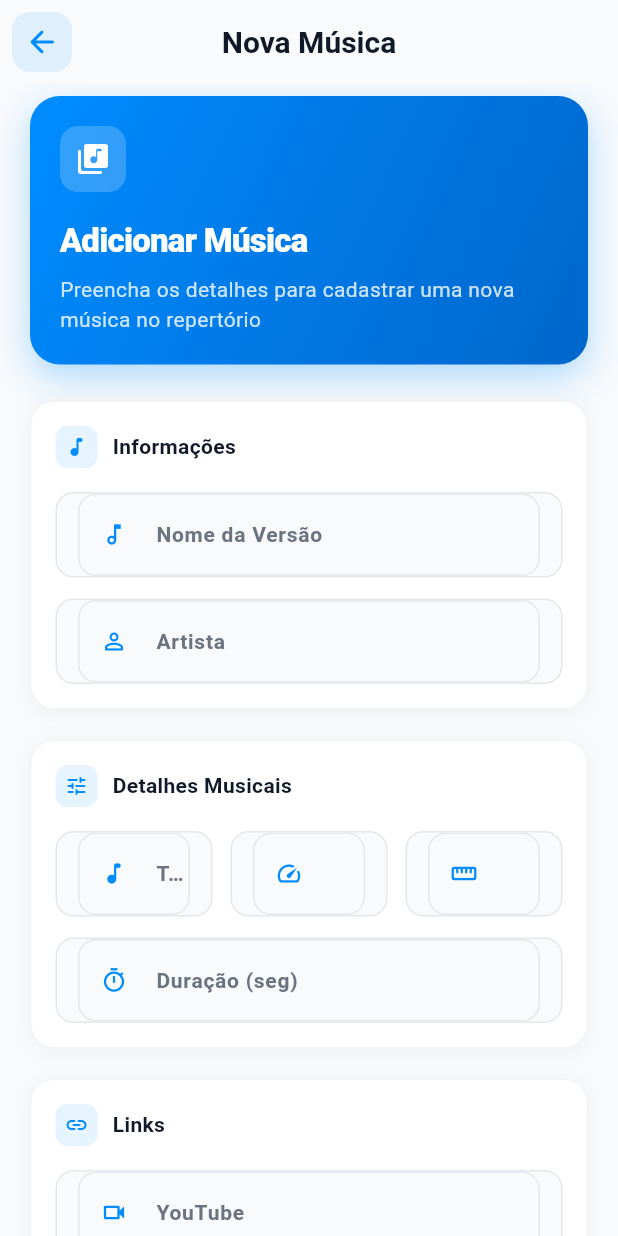
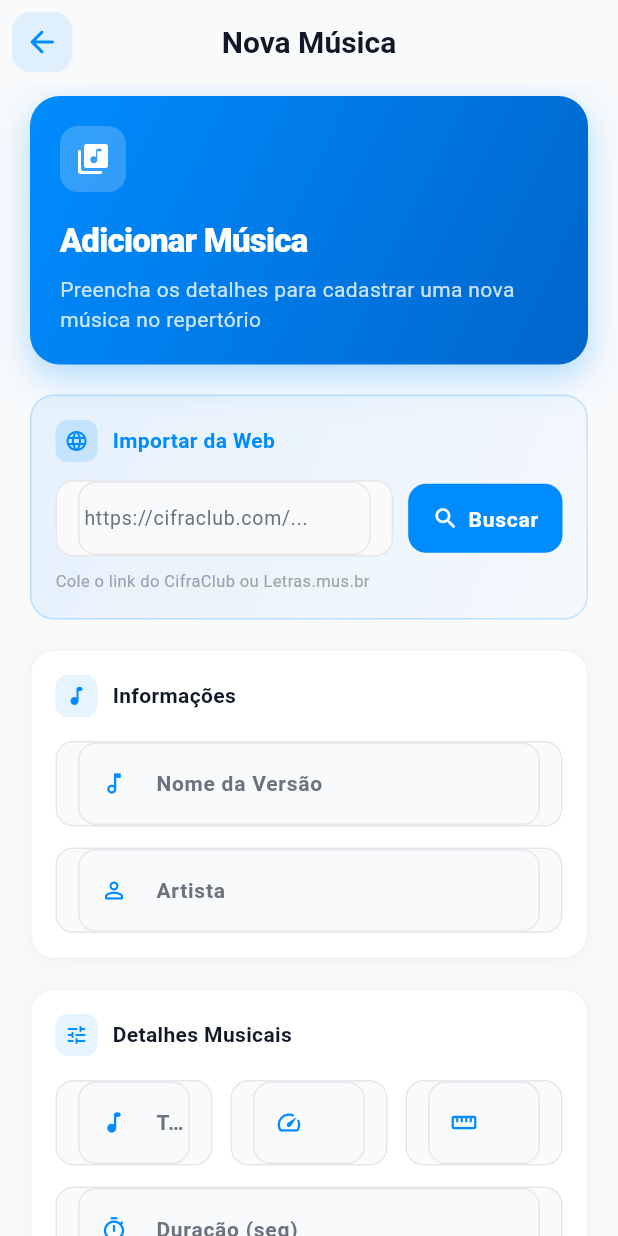
Before and after one commit to Daniel-Huudek/church-app, a Flutter app: the CreateRepertorioScreen screen opened by its route, on a phone screen of 412 x 824 dp. Run offline on Flutter 3.47's test engine with Material 3 defaults, Android fonts, the phone set to English and light mode, and no system bars; our stand-ins replace cached_network_image, dio, flutter_riverpod, flutter_secure_storage, flutter_svg, go_router and 1 more; accounts and stored records are empty; network calls fail.

Commit message:
feat(worship): adiciona importacao de musica da web (CifraClub/Letras)
- Backend: nova dependencia cheerio + servico SongFetcherService
- Backend: nova rota POST /songs/fetch que parseia HTML de cifraclub e letras.mus.br
- Flutter: novo campo URL + botao 'Buscar na Web' no formulario de nova musica
- Flutter: apos busca, todos os campos sao preenchidos automaticamente

```diff
--- a/apps/flutter/lib/core/config/api_config.dart
+++ b/apps/flutter/lib/core/config/api_config.dart
@@ -61,6 +61,7 @@ class ApiConfig {
 
   // Worship
   static const String worshipSongs = '/worship/songs';
+  static const String worshipSongsFetch = '/worship/songs/fetch';
   static const String worshipPlaylists = '/worship/playlists';
   static const String worshipEvents = '/worship/worship-events';
   static const String worshipFavorites = '/worship/favorites';
--- a/apps/flutter/lib/features/worship/data/worship_api.dart
+++ b/apps/flutter/lib/features/worship/data/worship_api.dart
@@ -32,6 +32,11 @@ class WorshipApi {
   Future<void> setWorshipEventMusicians(String id, List<Map<String, dynamic>> musicians) async { await _client.put('${ApiConfig.worshipEvents}/$id/musicians', data: {'musicians': musicians}); }
   Future<void> confirmMusician(String weId, String memberId, {String status = 'confirmado'}) async { await _client.post('${ApiConfig.worshipEvents}/$weId/musicians/$memberId/confirm', data: {'status': status}); }
   Future<List<dynamic>> getFavorites() async { final r = await _client.get(ApiConfig.worshipFavorites); return (r.data as Map?)?['data'] as List? ?? []; }
+
+  Future<Map<String, dynamic>> fetchSong(String url) async {
+    final r = await _client.post(ApiConfig.worshipSongsFetch, data: {'url': url});
+    return _client.unwrapData(r.data);
+  }
   Future<void> addFavorite(String songId) async { await _client.post('${ApiConfig.worshipFavorites}/$songId'); }
   Future<void> removeFavorite(String songId) async { await _client.delete('${ApiConfig.worshipFavorites}/$songId'); }
 }
--- a/apps/flutter/lib/features/worship/presentation/screens/create_repertorio_screen.dart
+++ b/apps/flutter/lib/features/worship/presentation/screens/create_repertorio_screen.dart
@@ -1,6 +1,7 @@
 import 'package:flutter/material.dart';
 import 'package:flutter_riverpod/flutter_riverpod.dart';
 import 'package:go_router/go_router.dart';
+import '../../../../core/config/theme/app_colors.dart';
 import '../../../../core/network/api_client.dart';
 import '../../data/worship_api.dart';
 
@@ -14,6 +15,7 @@ class CreateRepertorioScreen extends ConsumerStatefulWidget {
 class _CreateRepertorioScreenState extends ConsumerState<CreateRepertorioScreen>
     with SingleTickerProviderStateMixin {
   late final WorshipApi _worshipApi;
+  final _urlCtrl = TextEditingController();
   final _titleCtrl = TextEditingController();
   final _artistCtrl = TextEditingController();
   final _bpmCtrl = TextEditingController();
@@ -25,6 +27,7 @@ class _CreateRepertorioScreenState extends ConsumerState<CreateRepertorioScreen>
   final _notesCtrl = TextEditingController();
   final _keyCtrl = TextEditingController();
   bool _saving = false;
+  bool _fetching = false;
   late final AnimationController _animCtrl;
   late final Animation<double> _fadeAnim;
 
@@ -38,6 +41,44 @@ class _CreateRepertorioScreenState extends ConsumerState<CreateRepertorioScreen>
     );
     _fadeAnim = CurvedAnimation(parent: _animCtrl, curve: Curves.easeOut);
     _animCtrl.forward();
+  }
+
+  Future<void> _fetchFromWeb() async {
+    final url = _urlCtrl.text.trim();
+    if (url.isEmpty) {
+      _showError('Informe a URL da música');
+      return;
+    }
+    setState(() => _fetching = true);
+    try {
+      final data = await _worshipApi.fetchSong(url);
+      _titleCtrl.text = data['title'] as String? ?? '';
+      _artistCtrl.text = data['artist'] as String? ?? '';
+      _keyCtrl.text = data['key'] as String? ?? '';
+      _lyricsCtrl.text = data['lyrics'] as String? ?? '';
+      _chordsCtrl.text = data['chords'] as String? ?? '';
+      if (mounted) {
+        ScaffoldMessenger.of(context).showSnackBar(
+          SnackBar(
+            content: Row(children: [
+              const Icon(Icons.check_circle_rounded, color: Colors.white, size: 20),
+              const SizedBox(width: 10),
+              const Expanded(child: Text('Música encontrada! Campos preenchidos.', style: TextStyle(fontSize: 14))),
+            ]),
+            backgroundColor: AppColors.success,
+            behavior: SnackBarBehavior.floating,
+            shape: RoundedRectangleBorder(borderRadius: BorderRadius.circular(12)),
+            margin: const EdgeInsets.all(16),
+            padding: const EdgeInsets.symmetric(horizontal: 16, vertical: 14),
+            duration: const Duration(seconds: 3),
+          ),
+        );
+      }
+    } catch (e) {
+      _showError('Erro ao buscar: $e');
+    } finally {
+      if (mounted) setState(() => _fetching = false);
+    }
   }
 
   Future<void> _save() async {
@@ -76,7 +117,7 @@ class _CreateRepertorioScreenState extends ConsumerState<CreateRepertorioScreen>
           const SizedBox(width: 10),
           Expanded(child: Text(msg, style: const TextStyle(fontSize: 14))),
         ]),
-        backgroundColor: const Color(0xFFEF4444),
+        backgroundColor: AppColors.error,
         behavior: SnackBarBehavior.floating,
         shape: RoundedRectangleBorder(borderRadius: BorderRadius.circular(12)),
         margin: const EdgeInsets.all(16),
@@ -88,6 +129,7 @@ class _CreateRepertorioScreenState extends ConsumerState<CreateRepertorioScreen>
 
   @override
   void dispose() {
+    _urlCtrl.dispose();
     _titleCtrl.dispose();
     _artistCtrl.dispose();
     _keyCtrl.dispose();
@@ -105,7 +147,7 @@ class _CreateRepertorioScreenState extends ConsumerState<CreateRepertorioScreen>
   @override
   Widget build(BuildContext context) {
     final isDark = Theme.of(context).brightness == Brightness.dark;
-    final bg = isDark ? const Color(0xFF0A0A0F) : const Color(0xFFF8FAFC);
+    final bg = isDark ? AppColors.darkBg : const Color(0xFFF8FAFC);
 
     return Scaffold(
       backgroundColor: bg,
@@ -116,11 +158,11 @@ class _CreateRepertorioScreenState extends ConsumerState<CreateRepertorioScreen>
         leading: Container(
           margin: const EdgeInsets.all(8),
           decoration: BoxDecoration(
-            color: const Color(0xFF008CFF).withValues(alpha: 0.1),
+            color: AppColors.primary.withValues(alpha: 0.1),
             borderRadius: BorderRadius.circular(12),
           ),
           child: IconButton(
-            icon: const Icon(Icons.arrow_back_rounded, color: Color(0xFF008CFF), size: 24),
+            icon: const Icon(Icons.arrow_back_rounded, color: AppColors.primary, size: 24),
             onPressed: () => context.pop(),
           ),
         ),
@@ -129,7 +171,7 @@ class _CreateRepertorioScreenState extends ConsumerState<CreateRepertorioScreen>
           style: TextStyle(
             fontSize: 20,
             fontWeight: FontWeight.w700,
-            color: isDark ? Colors.white : const Color(0xFF111827),
+            color: isDark ? Colors.white : AppColors.lightText,
           ),
         ),
       ),
@@ -141,7 +183,9 @@ class _CreateRepertorioScreenState extends ConsumerState<CreateRepertorioScreen>
             crossAxisAlignment: CrossAxisAlignment.start,
             children: [
               _buildHeader(),
-              const SizedBox(height: 24),
+              const SizedBox(height: 20),
+              _buildFetchSection(isDark),
+              const SizedBox(height: 20),
               _buildSection('Informações', Icons.music_note_rounded, [
                 _input(_titleCtrl, 'Nome da Versão', icon: Icons.music_note_outlined),
                 const SizedBox(height: 14),
@@ -184,6 +228,103 @@ class _CreateRepertorioScreenState extends ConsumerState<CreateRepertorioScreen>
     );
   }
 
+  Widget _buildFetchSection(bool isDark) {
+    return Container(
+      padding: const EdgeInsets.all(16),
+      decoration: BoxDecoration(
+        gradient: LinearGradient(
+          colors: [
+            AppColors.primary.withValues(alpha: 0.08),
+            AppColors.primary.withValues(alpha: 0.02),
+          ],
+          begin: Alignment.topLeft,
+          end: Alignment.bottomRight,
+        ),
+        borderRadius: BorderRadius.circular(16),
+        border: Border.all(
+          color: AppColors.primary.withValues(alpha: 0.2),
+        ),
+      ),
+      child: Column(
+        crossAxisAlignment: CrossAxisAlignment.start,
+        children: [
+          Row(
+            children: [
+              Container(
+                padding: const EdgeInsets.all(6),
+                decoration: BoxDecoration(
+                  color: AppColors.primary.withValues(alpha: 0.15),
+                  borderRadius: BorderRadius.circular(8),
+                ),
+                child: const Icon(Icons.language_rounded, size: 16, color: AppColors.primary),
+              ),
+              const SizedBox(width: 10),
+              const Text(
+                'Importar da Web',
+                style: TextStyle(fontSize: 14, fontWeight: FontWeight.w700, color: AppColors.primary),
+              ),
+            ],
+          ),
+          const SizedBox(height: 12),
+          Row(
+            children: [
+              Expanded(
+                child: Container(
+                  padding: const EdgeInsets.symmetric(horizontal: 14),
+                  decoration: BoxDecoration(
+                    color: isDark ? AppColors.darkBg : AppColors.neutral50,
+                    borderRadius: BorderRadius.circular(12),
+                    border: Border.all(color: isDark ? AppColors.darkBorder : AppColors.lightBorder),
+                  ),
+                  child: TextField(
+                    controller: _urlCtrl,
+                    style: TextStyle(fontSize: 14, color: isDark ? Colors.white : AppColors.lightText),
+                    decoration: InputDecoration(
+                      hintText: 'https://cifraclub.com/...',
+                      hintStyle: TextStyle(fontSize: 13, color: isDark ? AppColors.darkTextSecondary : AppColors.lightTextSecondary),
+                      border: InputBorder.none,
+                      isDense: true,
+                      contentPadding: const EdgeInsets.symmetric(vertical: 14),
+                    ),
+                  ),
+                ),
+              ),
+              const SizedBox(width: 10),
+              SizedBox(
+                height: 46,
+                child: ElevatedButton(
+                  onPressed: _fetching ? null : _fetchFromWeb,
+                  style: ElevatedButton.styleFrom(
+                    backgroundColor: AppColors.primary,
+                    foregroundColor: Colors.white,
+                    elevation: 0,
+                    shape: RoundedRectangleBorder(borderRadius: BorderRadius.circular(12)),
+                    padding: const EdgeInsets.symmetric(horizontal: 16),
+                  ),
+                  child: _fetching
+                      ? const SizedBox(width: 20, height: 20, child: CircularProgressIndicator(strokeWidth: 2, color: Colors.white))
+                      : const Row(
+                          mainAxisSize: MainAxisSize.min,
+                          children: [
+                            Icon(Icons.search_rounded, size: 18),
+                            SizedBox(width: 6),
+                            Text('Buscar', style: TextStyle(fontSize: 14, fontWeight: FontWeight.w700)),
+                          ],
+                        ),
+                ),
+              ),
+            ],
+          ),
+          const SizedBox(height: 8),
+          Text(
+            'Cole o link do CifraClub ou Letras.mus.br',
+            style: TextStyle(fontSize: 11, color: isDark ? AppColors.darkTextTertiary : AppColors.lightTextTertiary),
+          ),
+        ],
+      ),
+    );
+  }
+
   Widget _buildHeader() {
     final isDark = Theme.of(context).brightness == Brightness.dark;
     return Container(
@@ -191,14 +332,14 @@ class _CreateRepertorioScreenState extends ConsumerState<CreateRepertorioScreen>
       padding: const EdgeInsets.all(20),
       decoration: BoxDecoration(
         gradient: const LinearGradient(
-          colors: [Color(0xFF008CFF), Color(0xFF0066CC)],
+          colors: [AppColors.primary, AppColors.primaryDark],
           begin: Alignment.topLeft,
           end: Alignment.bottomRight,
         ),
         borderRadius: BorderRadius.circular(20),
         boxShadow: [
           BoxShadow(
-            color: const Color(0xFF008CFF).withValues(alpha: 0.3),
+            color: AppColors.primary.withValues(alpha: 0.3),
             blurRadius: 20,
             offset: const Offset(0, 8),
           ),
@@ -244,10 +385,10 @@ class _CreateRepertorioScreenState extends ConsumerState<CreateRepertorioScreen>
     return Container(
       padding: const EdgeInsets.all(16),
       decoration: BoxDecoration(
-        color: isDark ? const Color(0xFF161622) : Colors.white,
+        color: isDark ? AppColors.darkCard : Colors.white,
         borderRadius: BorderRadius.circular(16),
         border: Border.all(
-          color: isDark ? const Color(0xFF2D2D44) : const Color(0xFFF3F4F6),
+          color: isDark ? AppColors.darkBorderLight : AppColors.lightBorderLight,
           width: 1,
         ),
         boxShadow: [
@@ -266,10 +407,10 @@ class _CreateRepertorioScreenState extends ConsumerState<CreateRepertorioScreen>
               Container(
                 padding: const EdgeInsets.all(6),
                 decoration: BoxDecoration(
-                  color: const Color(0xFF008CFF).withValues(alpha: 0.1),
+                  color: AppColors.primary.withValues(alpha: 0.1),
                   borderRadius: BorderRadius.circular(8),
                 ),
-                child: Icon(icon, size: 16, color: const Color(0xFF008CFF)),
+                child: Icon(icon, size: 16, color: AppColors.primary),
               ),
               const SizedBox(width: 10),
               Text(
@@ -277,7 +418,7 @@ class _CreateRepertorioScreenState extends ConsumerState<CreateRepertorioScreen>
                 style: TextStyle(
                   fontSize: 14,
                   fontWeight: FontWeight.w700,
-                  color: isDark ? Colors.white : const Color(0xFF111827),
+                  color: isDark ? Colors.white : AppColors.lightText,
                 ),
               ),
             ],
@@ -294,10 +435,10 @@ class _CreateRepertorioScreenState extends ConsumerState<CreateRepertorioScreen>
     return Container(
       padding: EdgeInsets.symmetric(horizontal: 14, vertical: multiline ? 4 : 0),
       decoration: BoxDecoration(
-        color: isDark ? const Color(0xFF0A0A0F) : const Color(0xFFF9FAFB),
+        color: isDark ? AppColors.darkBg : AppColors.neutral50,
         borderRadius: BorderRadius.circular(12),
         border: Border.all(
-          color: isDark ? const Color(0xFF2D2D44) : const Color(0xFFE5E7EB),
+          color: isDark ? AppColors.darkBorderLight : AppColors.lightBorder,
         ),
       ),
       child: TextField(
@@ -307,21 +448,21 @@ class _CreateRepertorioScreenState extends ConsumerState<CreateRepertorioScreen>
         style: TextStyle(
           fontSize: 15,
           fontWeight: FontWeight.w500,
-          color: isDark ? Colors.white : const Color(0xFF111827),
+          color: isDark ? Colors.white : AppColors.lightText,
         ),
         decoration: InputDecoration(
-          prefixIcon: icon != null ? Icon(icon, size: 18, color: const Color(0xFF008CFF)) : null,
+          prefixIcon: icon != null ? Icon(icon, size: 18, color: AppColors.primary) : null,
           labelText: label,
           floatingLabelBehavior: FloatingLabelBehavior.auto,
           labelStyle: TextStyle(
             fontSize: 14,
             fontWeight: FontWeight.w600,
-            color: isDark ? const Color(0xFF6B7280) : const Color(0xFF6B7280),
+            color: isDark ? AppColors.darkTextSecondary : AppColors.lightTextSecondary,
           ),
           floatingLabelStyle: const TextStyle(
             fontSize: 13,
             fontWeight: FontWeight.w600,
-            color: Color(0xFF008CFF),
+            color: AppColors.primary,
           ),
           border: InputBorder.none,
           isDense: true,
@@ -338,14 +479,14 @@ class _CreateRepertorioScreenState extends ConsumerState<CreateRepertorioScreen>
       child: ElevatedButton(
         onPressed: _saving ? null : _save,
         style: ElevatedButton.styleFrom(
-          backgroundColor: const Color(0xFF008CFF),
+          backgroundColor: AppColors.primary,
           foregroundColor: Colors.white,
           elevation: 0,
           shape: RoundedRectangleBorder(borderRadius: BorderRadius.circular(14)),
-          shadowColor: const Color(0xFF008CFF).withValues(alpha: 0.3),
+          shadowColor: AppColors.primary.withValues(alpha: 0.3),
         ).copyWith(
           elevation: WidgetStateProperty.resolveWith((states) => states.contains(WidgetState.pressed) ? 0 : 4),
-          shadowColor: WidgetStateProperty.all(const Color(0xFF008CFF).withValues(alpha: 0.3)),
+          shadowColor: WidgetStateProperty.all(AppColors.primary.withValues(alpha: 0.3)),
         ),
         child: _saving
             ? const SizedBox(
```
Also changed, not shown: apps/worship-service/package.json (+5 -4 lines), pnpm-lock.yaml, 2 other files.
